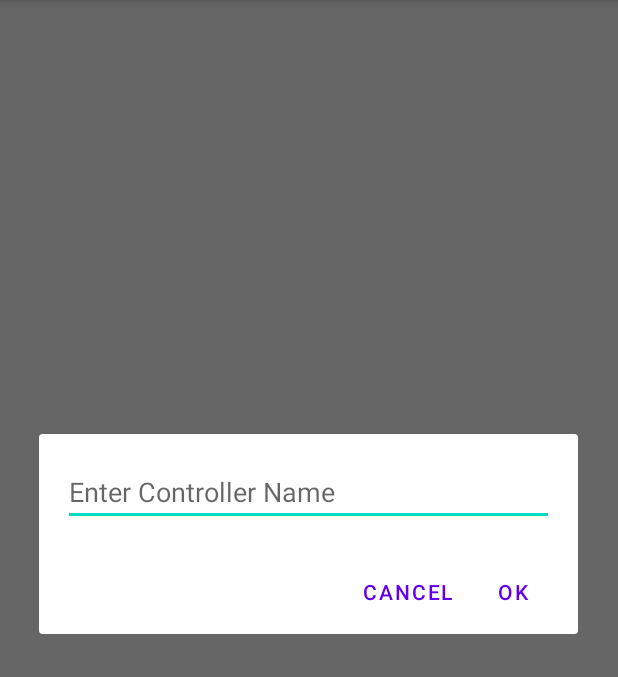
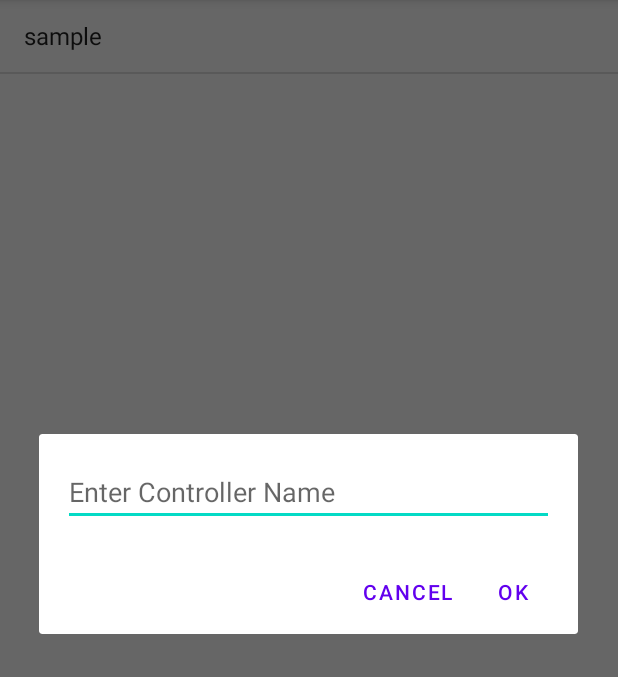
Before and after one commit to PrzemyslawSalek/remote_controller, an Android app: the screen it shows after launch (MainActivity), after a tap on an icon or button, on a phone screen of 412 x 824 dp, the part 84-761 px from its top. Run offline under Robolectric (Android 15) with nearby library versions, the phone set to English and light mode, and no system bars; our stand-ins replace navigation-ui; libraries missing offline, so code that uses them is left out: com.j256.ormlite.

Commit message:
Add Controller Front-end

```diff
--- a/app/app/src/main/java/com/app/remote_controller_app/fragments/Opening.java
+++ b/app/app/src/main/java/com/app/remote_controller_app/fragments/Opening.java
@@ -1,5 +1,6 @@
 package com.app.remote_controller_app.fragments;
 
+import android.annotation.SuppressLint;
 import android.app.AlertDialog;
 import android.content.DialogInterface;
 import android.os.Bundle;
@@ -9,81 +10,86 @@ import androidx.fragment.app.Fragment;
 import android.view.LayoutInflater;
 import android.view.View;
 import android.view.ViewGroup;
+import android.widget.AdapterView;
+import android.widget.ArrayAdapter;
 import android.widget.Button;
 import android.widget.EditText;
 import android.widget.LinearLayout;
+import android.widget.ListAdapter;
+import android.widget.ListView;
+import android.widget.ScrollView;
 import android.widget.Toast;
 
 import com.app.remote_controller_app.MainActivity;
 import com.app.remote_controller_app.R;
 import com.google.android.material.floatingactionbutton.FloatingActionButton;
 
+import java.util.ArrayList;
+
 
 public class Opening extends Fragment {
 
-    private ConstraintLayout mLayout;
-    private EditText textButtonName;
-    private FloatingActionButton buttonAddController;
+    ListView listView;
+    EditText textButtonName;
+    FloatingActionButton buttonAddController;
+    View dialogLayout;
+    ArrayAdapter<String> arrayAdapter;
+
+    ArrayList<String> arrayList = new ArrayList<>();
 
     @Override
     public void onCreate(@Nullable Bundle savedInstanceState) {
         super.onCreate(savedInstanceState);
     }
 
+    // Avoid passing null as the view of root
+    @SuppressLint("InflateParams")
     @Override
     public View onCreateView(LayoutInflater inflater, ViewGroup container, Bundle savedInstanceState) {
         View view = inflater.inflate(R.layout.fragment_opening, container, false);
 
-//        FloatingActionButton btnAddController = (FloatingActionButton) view.findViewById(R.id.button_addController);
-//        btnAddController.setOnClickListener(new View.OnClickListener() {
-//            @Override
-//            public void onClick(View v) {
-//
-//            }
-//        });
-        mLayout = (ConstraintLayout) view.findViewById(R.id.__opening);
+        listView = (ListView) view.findViewById(R.id.list_view_layout);
+
 
         buttonAddController = (FloatingActionButton) view.findViewById(R.id.button_addController);
-        buttonAddController.setOnClickListener(new View.OnClickListener() {
-            @Override
-            public void onClick(View v) {
-                AlertDialog.Builder builder = new AlertDialog.Builder(getContext());
-                View dialogLayout = getLayoutInflater().inflate(R.layout.dialog_add_controller_layout, null);
+        buttonAddController.setOnClickListener(listenerAddController);
 
-                builder.setView(dialogLayout);
-                builder.setPositiveButton("OK", new DialogInterface.OnClickListener() {
-                    @Override
-                    public void onClick(DialogInterface dialog, int which) {
-                        textButtonName = dialogLayout.findViewById(R.id.dialog_add_controller_edit_name);
-                        mLayout.addView(createNewButton(textButtonName.getText().toString()));
-                    }
-                });
-                builder.setNegativeButton("Cancel", null);
+        arrayList.add("sample");
 
-                AlertDialog dialog = builder.create();
-                dialog.show();
-            }
-        });
+        arrayAdapter = new ArrayAdapter<String>(getContext(), android.R.layout.simple_list_item_1, arrayList);
+        listView.setAdapter(arrayAdapter);
 
+        listView.setOnItemClickListener(listenerGetController);
         return view;
     }
 
+    View.OnClickListener listenerAddController = new View.OnClickListener() {
+        @Override
+        public void onClick(View v) {
+            AlertDialog.Builder builder = new AlertDialog.Builder(getContext());
+            dialogLayout = getLayoutInflater().inflate(R.layout.dialog_add_controller_layout, null);
 
-    private Button createNewButton(String text) {
-        LinearLayout.LayoutParams lparams = new LinearLayout.LayoutParams(LinearLayout.LayoutParams.WRAP_CONTENT, LinearLayout.LayoutParams.WRAP_CONTENT);
-        Button newButton = new Button(getContext());
+            builder.setView(dialogLayout);
+            builder.setPositiveButton("OK", listenerButtonCreation);
+            builder.setNegativeButton("Cancel", null);
 
-        newButton.setLayoutParams(lparams);
-        newButton.setText(text);
-        newButton.setTag(text);
-        newButton.setOnClickListener(new View.OnClickListener() {
-            @Override
-            public void onClick(View v) {
-                Toast.makeText(getContext(), (String) v.getTag(), Toast.LENGTH_SHORT).show();
-            }
-        });
+            AlertDialog dialog = builder.create();
+            dialog.show();
+        }
+    };
 
-        return newButton;
-    }
+    DialogInterface.OnClickListener listenerButtonCreation = new DialogInterface.OnClickListener() {
+        @Override
+        public void onClick(DialogInterface dialog, int which) {
+            textButtonName = dialogLayout.findViewById(R.id.dialog_add_controller_edit_name);
+            arrayList.add( String.valueOf(textButtonName.getText()) );
+        }
+    };
 
+    AdapterView.OnItemClickListener listenerGetController = new AdapterView.OnItemClickListener() {
+        @Override
+        public void onItemClick(AdapterView<?> parent, View view, int position, long id) {
+            Toast.makeText(getContext(), arrayList.get(position), Toast.LENGTH_SHORT).show();
+        }
+    };
 }
--- a/app/app/src/main/res/layout/fragment_opening.xml
+++ b/app/app/src/main/res/layout/fragment_opening.xml
@@ -1,5 +1,6 @@
 <?xml version="1.0" encoding="utf-8"?>
-<androidx.constraintlayout.widget.ConstraintLayout xmlns:android="http://schemas.android.com/apk/res/android"
+<androidx.constraintlayout.widget.ConstraintLayout
+    xmlns:android="http://schemas.android.com/apk/res/android"
     xmlns:app="http://schemas.android.com/apk/res-auto"
     xmlns:tools="http://schemas.android.com/tools"
     android:id="@+id/__opening"
@@ -20,4 +21,14 @@
         app:layout_constraintVertical_bias="0.9"
         tools:ignore="MissingConstraints" />
 
+    <ListView
+        android:id="@+id/list_view_layout"
+        android:layout_width="match_parent"
+        android:layout_height="match_parent"
+        app:layout_constraintBottom_toBottomOf="parent"
+        app:layout_constraintEnd_toEndOf="parent"
+        app:layout_constraintStart_toStartOf="parent"
+        app:layout_constraintTop_toTopOf="parent" />
+
+
 </androidx.constraintlayout.widget.ConstraintLayout>
--- a/app/app/src/main/res/values/strings.xml
+++ b/app/app/src/main/res/values/strings.xml
@@ -40,4 +40,5 @@
     <string name="label_ControllerMenu">Controller Menu</string>
     <string name="label_ComponentSelection">Component Selection</string>
     <string name="label_ComponentOptions">Component Options</string>
+
 </resources>
```
